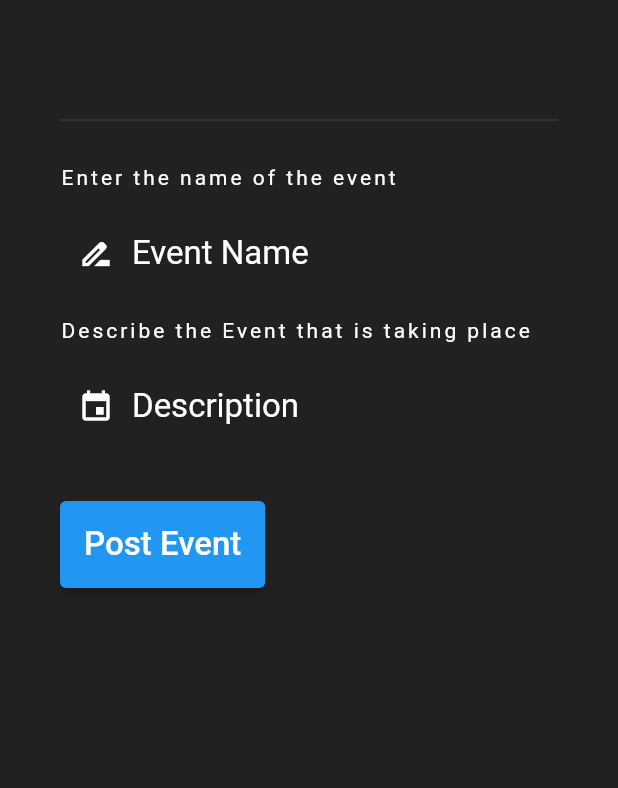
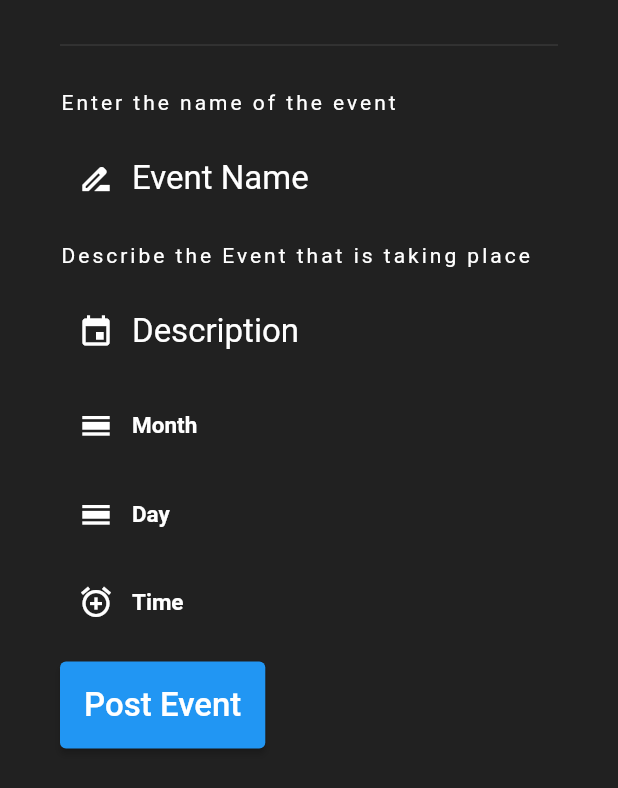
Before and after one commit to chadDowman/pb_serverapplication, a Flutter app: the EventCreation screen opened directly, on a phone screen of 412 x 824 dp. Shown: the top 788 px of the screen. Run offline on Flutter 3.47's test engine with Material 2 defaults, Android fonts, the phone set to English and light mode, and no system bars; our stand-ins replace cloud_firestore, firebase_auth, firebase_storage, flutter_spinkit, fluttertoast, image_picker and 1 more; accounts and stored records are empty.

Commit message:
Date_Time thing

```diff
--- a/lib/screens/home/eventCreation.dart
+++ b/lib/screens/home/eventCreation.dart
@@ -36,7 +36,7 @@ class _EventCreationState extends State<EventCreation> {
                 child: Column(
                   children: [
                     SizedBox(
-                      height: 50,
+                      height: 0,
                     ),
                     Container(
                       padding:
@@ -110,7 +110,52 @@ class _EventCreationState extends State<EventCreation> {
                                 });
                               },
                             ),
-                            SizedBox(height: 30),
+                            SizedBox(height: 0),
+                            TextFormField(
+                              decoration: InputDecoration(
+                                contentPadding:
+                                const EdgeInsets.symmetric(
+                                    vertical: 20),
+                                border: InputBorder.none,
+                                hintText: 'Month',
+                                prefixIcon: Icon(
+                                  Icons.calendar_view_day,
+                                  color: Colors.white,
+                                ),
+                                hintStyle: butt,
+                              ),
+                            ),
+                            SizedBox(height: 0),
+                            TextFormField(
+                              decoration: InputDecoration(
+                                contentPadding:
+                                const EdgeInsets.symmetric(
+                                    vertical: 20),
+                                border: InputBorder.none,
+                                hintText: 'Day',
+                                prefixIcon: Icon(
+                                  Icons.calendar_view_day,
+                                  color: Colors.white,
+                                ),
+                                hintStyle: butt,
+                              ),
+                            ),
+                            SizedBox(height: 0),
+                            TextFormField(
+                              decoration: InputDecoration(
+                                contentPadding:
+                                const EdgeInsets.symmetric(
+                                    vertical: 20),
+                                border: InputBorder.none,
+                                hintText: 'Time',
+                                prefixIcon: Icon(
+                                  Icons.alarm_add_sharp,
+                                  color: Colors.white,
+                                ),
+                                hintStyle: butt,
+                              ),
+                            ),
+                            SizedBox(height: 10),
                             Row(
                               children: [
                                 ElevatedButton(
```
